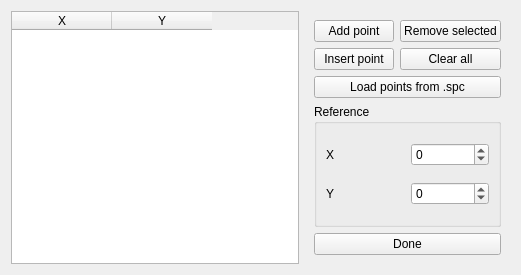
First picture: the form in pyqt5 STM software/ui/PointEditor.ui, repository freestylexyz/STM-pyqt5-software, before the edit.
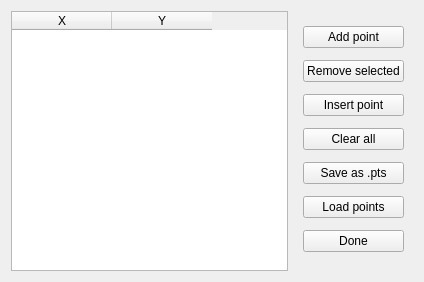
Second picture: the form after the edit.

What changed in the file:
```diff
--- a/pyqt5 STM software/ui/PointEditor.ui
+++ b/pyqt5 STM software/ui/PointEditor.ui
@@ -6,8 +6,8 @@
    <rect>
     <x>0</x>
     <y>0</y>
-    <width>521</width>
-    <height>275</height>
+    <width>424</width>
+    <height>282</height>
    </rect>
   </property>
   <property name="windowTitle">
@@ -31,27 +31,6 @@
    <item row="0" column="1">
     <widget class="QWidget" name="widget" native="true">
      <layout class="QGridLayout" name="gridLayout_2">
-      <item row="2" column="1">
-       <widget class="QPushButton" name="pushButton_4">
-        <property name="text">
-         <string>Clear all</string>
-        </property>
-       </widget>
-      </item>
-      <item row="7" column="0" colspan="2">
-       <widget class="QPushButton" name="pushButton_2">
-        <property name="text">
-         <string>Done</string>
-        </property>
-       </widget>
-      </item>
-      <item row="0" column="0">
-       <widget class="QPushButton" name="pushButton_6">
-        <property name="text">
-         <string>Add point</string>
-        </property>
-       </widget>
-      </item>
       <item row="2" column="0">
        <widget class="QPushButton" name="pushButton_7">
         <property name="text">
@@ -59,60 +38,45 @@
         </property>
        </widget>
       </item>
-      <item row="0" column="1">
-       <widget class="QPushButton" name="pushButton">
+      <item row="5" column="0">
+       <widget class="QPushButton" name="pushButton_Load">
+        <property name="text">
+         <string>Load points</string>
+        </property>
+       </widget>
+      </item>
+      <item row="0" column="0">
+       <widget class="QPushButton" name="pushButton_Add">
+        <property name="text">
+         <string>Add point</string>
+        </property>
+       </widget>
+      </item>
+      <item row="3" column="0">
+       <widget class="QPushButton" name="pushButton_Clear">
+        <property name="text">
+         <string>Clear all</string>
+        </property>
+       </widget>
+      </item>
+      <item row="6" column="0">
+       <widget class="QPushButton" name="pushButton_Done">
+        <property name="text">
+         <string>Done</string>
+        </property>
+       </widget>
+      </item>
+      <item row="1" column="0">
+       <widget class="QPushButton" name="pushButton_Remove">
         <property name="text">
          <string>Remove selected</string>
         </property>
        </widget>
       </item>
-      <item row="4" column="0" colspan="2">
-       <widget class="QGroupBox" name="groupBox">
-        <property name="title">
-         <string>Reference</string>
-        </property>
-        <layout class="QGridLayout" name="gridLayout_3">
-         <item row="1" column="1">
-          <widget class="QSpinBox" name="spinBox_2">
-           <property name="minimum">
-            <number>-32768</number>
-           </property>
-           <property name="maximum">
-            <number>32767</number>
-           </property>
-          </widget>
-         </item>
-         <item row="0" column="1">
-          <widget class="QSpinBox" name="spinBox">
-           <property name="minimum">
-            <number>-32768</number>
-           </property>
-           <property name="maximum">
-            <number>32767</number>
-           </property>
-          </widget>
-         </item>
-         <item row="0" column="0">
-          <widget class="QLabel" name="label">
-           <property name="text">
-            <string>X</string>
-           </property>
-          </widget>
-         </item>
-         <item row="1" column="0">
-          <widget class="QLabel" name="label_2">
-           <property name="text">
-            <string>Y</string>
-           </property>
-          </widget>
-         </item>
-        </layout>
-       </widget>
-      </item>
-      <item row="3" column="0" colspan="2">
-       <widget class="QPushButton" name="pushButton_5">
+      <item row="4" column="0">
+       <widget class="QPushButton" name="pushButton_Save">
         <property name="text">
-         <string>Load points from .spc</string>
+         <string>Save as .pts</string>
         </property>
        </widget>
       </item>
```
Left out of the diff: 2 changed lines with no effect on the pictures.
